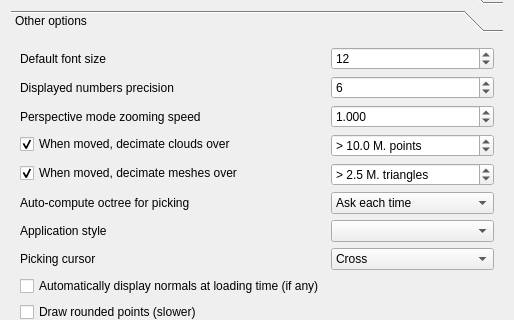
Old version of the form libs/CCAppCommon/ui/displayOptionsDlg.ui in the repository CloudCompare/CloudCompare; both pictures show x 0 to 514 and y 85 to 405 of the 514 by 566 pixel window.
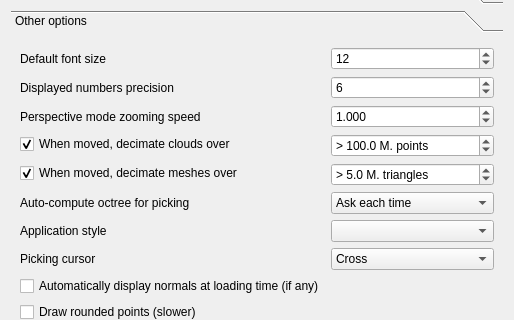
New version of the form. Icons and pictures are not drawn.

Commit message: The default thresholds to activate the LoD mechanism are now 100M. points and 5M. triangles

Patch:
```diff
--- a/libs/CCAppCommon/ui/displayOptionsDlg.ui
+++ b/libs/CCAppCommon/ui/displayOptionsDlg.ui
@@ -707,7 +707,7 @@
           <double>10000.000000000000000</double>
          </property>
          <property name="value">
-          <double>10.000000000000000</double>
+          <double>100.000000000000000</double>
          </property>
         </widget>
        </item>
@@ -751,7 +751,7 @@
           <double>0.500000000000000</double>
          </property>
          <property name="value">
-          <double>2.500000000000000</double>
+          <double>5.000000000000000</double>
          </property>
         </widget>
        </item>
```
The commit also changes 1 other file.
